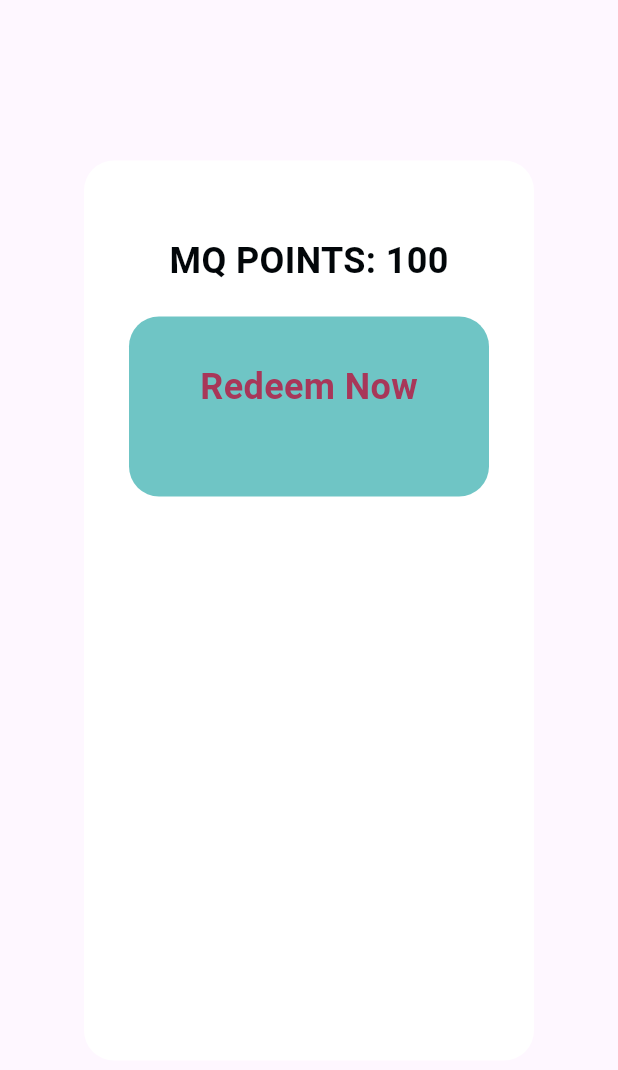
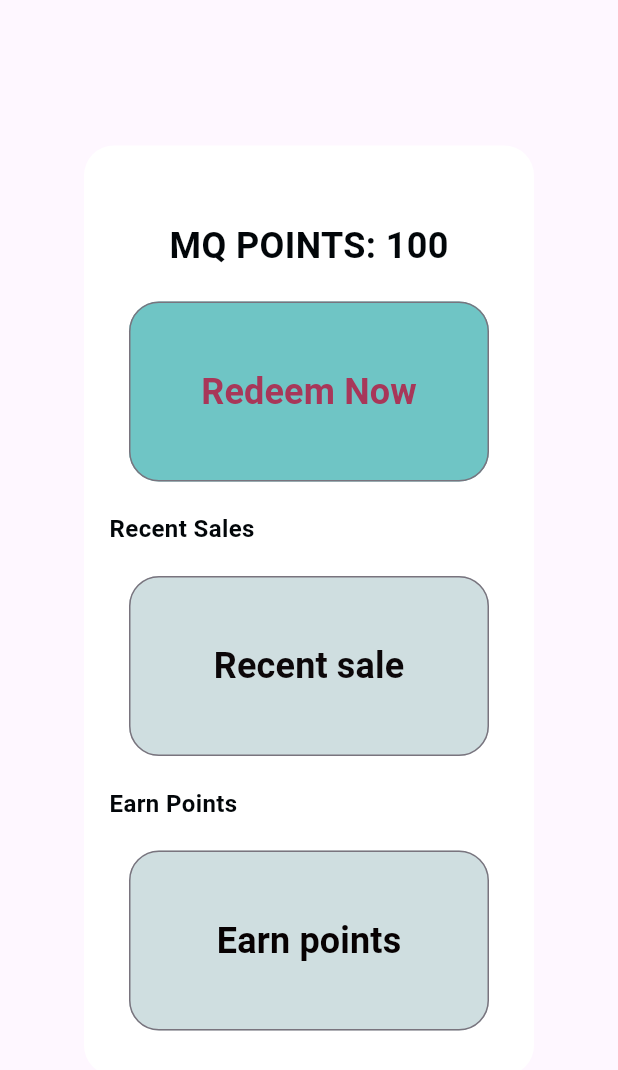
Before and after one commit to tinger529/MQ_points, a Flutter app: the HomeScreen widget shown alone on an empty page, opened directly, on a phone screen of 412 x 824 dp. Shown: the top 1070 px of the screen. Run offline on Flutter 3.47's test engine with Material 3 defaults, Android fonts, the phone set to English and light mode, and no system bars; Roboto replaces fonts that are missing (Italic).

Commit message:
home screen rendering: add more buttons and texts

```diff
--- a/lib/screens/home_screen.dart
+++ b/lib/screens/home_screen.dart
@@ -17,7 +17,7 @@ class HomeScreen extends StatelessWidget {
               const SizedBox(height: 10),
               Container(
                 width: 300.0,
-                height: 600.0,
+                height: 620.0,
                 decoration: const BoxDecoration(
                   color: Colors.white,
                   borderRadius: BorderRadius.only(
@@ -53,10 +53,14 @@ class HomeScreen extends StatelessWidget {
                           bottomRight: Radius.circular(20.0),
                         ),
                       ),
-                      child: Column(
-                        children: [
-                          const SizedBox(height: 30),
-                          const Text(
+                      child: OutlinedButton(
+                          onPressed: state.redirectHome,
+                          style: OutlinedButton.styleFrom(
+                            shape: RoundedRectangleBorder(
+                              borderRadius: BorderRadius.circular(20.0),
+                            ),
+                          ),
+                          child: const Text(
                             'Redeem Now',
                             textDirection: TextDirection.ltr,
                             style: TextStyle(
@@ -66,10 +70,100 @@ class HomeScreen extends StatelessWidget {
                               fontFamily: "Italic",
                             ),
                           ),
-                          const SizedBox(height: 30),
-                        ],
+                        ),
                       ),
-                    ),
+                      const SizedBox(height: 20),
+                      const SizedBox(
+                        width: double.infinity,
+                        child: Text(
+                            "    Recent Sales",
+                            textAlign: TextAlign.left,
+                            style: TextStyle(
+                              color: Color.fromARGB(255, 2, 6, 9),
+                              fontSize: 16,
+                              fontWeight: FontWeight.bold,
+                              fontFamily: "Italic",
+                            ),
+                          ),
+                      ),
+                      const SizedBox(height: 20),
+                    Container(
+                      width: 240.0,
+                      height: 120.0,
+                      decoration: const BoxDecoration(
+                        color: Color(0xFFCFDEE0),
+                        borderRadius: BorderRadius.only(
+                          topLeft: Radius.circular(20.0),
+                          topRight: Radius.circular(20.0),
+                          bottomLeft: Radius.circular(20.0),
+                          bottomRight: Radius.circular(20.0),
+                        ),
+                      ),
+                      child: OutlinedButton(
+                          onPressed: state.redirectHome,
+                          style: OutlinedButton.styleFrom(
+                            shape: RoundedRectangleBorder(
+                              borderRadius: BorderRadius.circular(20.0),
+                            ),
+                          ),
+                          child: const Text(
+                            'Recent sale',
+                            textDirection: TextDirection.ltr,
+                            style: TextStyle(
+                              color: Color.fromARGB(255, 12, 7, 9),
+                              fontSize: 24,
+                              fontWeight: FontWeight.bold,
+                              fontFamily: "Italic",
+                            ),
+                          ),
+                        ),
+                      ),
+                      const SizedBox(height: 20),
+                      const SizedBox(
+                        width: double.infinity,
+                        child: Text(
+                            "    Earn Points",
+                            textAlign: TextAlign.left,
+                            style: TextStyle(
+                              color: Color.fromARGB(255, 2, 6, 9),
+                              fontSize: 16,
+                              fontWeight: FontWeight.bold,
+                              fontFamily: "Italic",
+                            ),
+                          ),
+                      ),
+                      const SizedBox(height: 20),
+                    Container(
+                      width: 240.0,
+                      height: 120.0,
+                      decoration: const BoxDecoration(
+                        color: Color(0xFFCFDEE0),
+                        borderRadius: BorderRadius.only(
+                          topLeft: Radius.circular(20.0),
+                          topRight: Radius.circular(20.0),
+                          bottomLeft: Radius.circular(20.0),
+                          bottomRight: Radius.circular(20.0),
+                        ),
+                      ),
+                      child: OutlinedButton(
+                          onPressed: state.redirectHome,
+                          style: OutlinedButton.styleFrom(
+                            shape: RoundedRectangleBorder(
+                              borderRadius: BorderRadius.circular(20.0),
+                            ),
+                          ),
+                          child: const Text(
+                            'Earn points',
+                            textDirection: TextDirection.ltr,
+                            style: TextStyle(
+                              color: Color.fromARGB(255, 7, 1, 2),
+                              fontSize: 24,
+                              fontWeight: FontWeight.bold,
+                              fontFamily: "Italic",
+                            ),
+                          ),
+                        ),
+                      ),
                   ],
                 ),
               ),
```
